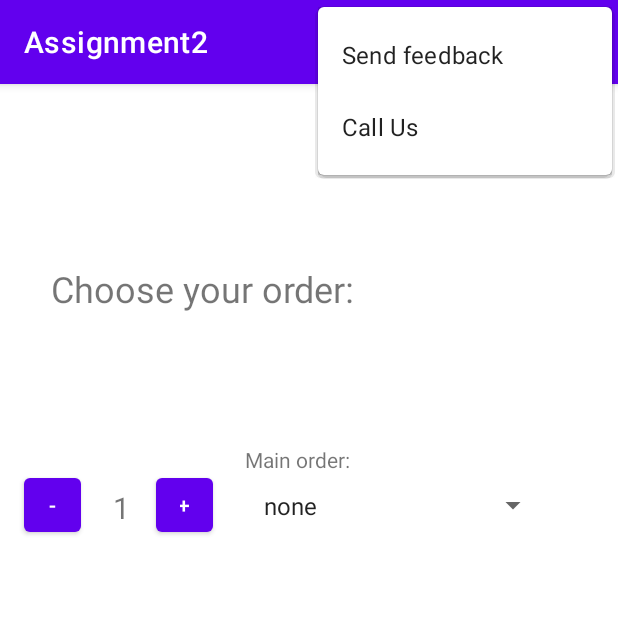
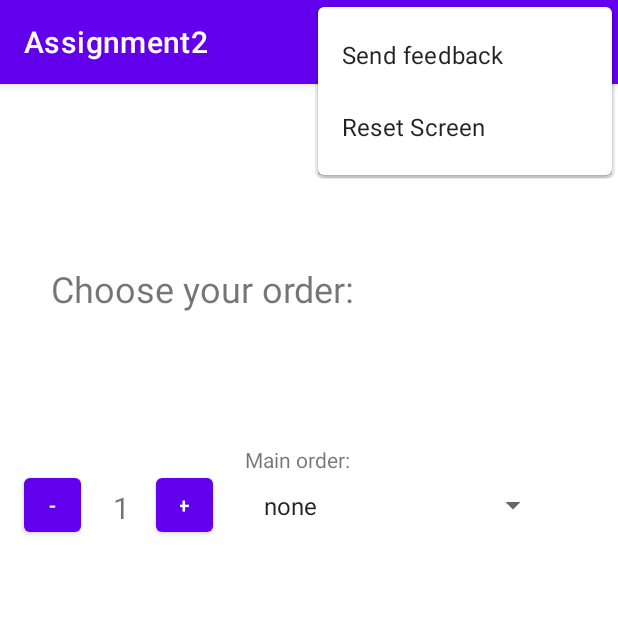
Before and after one commit to FaisalGhaith8/Assignment2, an Android app: the screen it shows after launch (MainActivity), with the options menu open, on a phone screen of 412 x 824 dp, the top half of it. Run offline under Robolectric (Android 15) with nearby library versions, the phone set to English and light mode, and no system bars.

Commit message:
Mobile Application Programming - Assignment 2

```diff
--- a/app/src/main/res/menu/menu.xml
+++ b/app/src/main/res/menu/menu.xml
@@ -5,7 +5,7 @@
         android:title= "Send feedback"
         app:showAsAction="never"/>
 
-    <item android:id="@+id/cll"
-        android:title= "Call Us"
+    <item android:id="@+id/rst"
+        android:title= "Reset Screen"
         app:showAsAction="never"/>
 </menu>
```
Also changed, not shown: app/src/main/java/com/example/assignment2/MainActivity.kt (+19 -3 lines).
